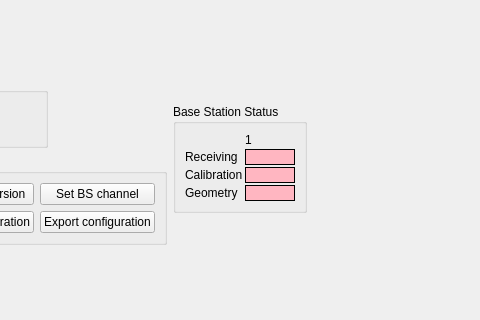
Above: src/cfclient/ui/tabs/lighthouse_tab.ui from bitcraze/crazyflie-clients-python before the change; both pictures show x 189 to 669 and y 202 to 522 of the 1302 by 742 pixel window. Below: the same form after it.
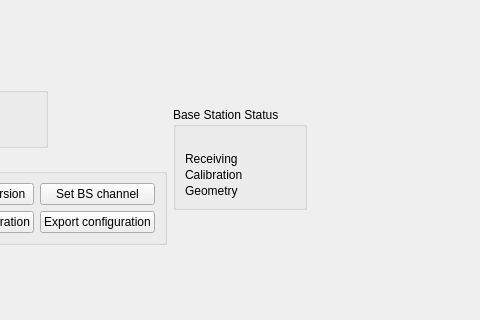
That is the form after the change.

Commit message: Create the bs status labels once and hide them on disconnect

The edit to the form file:
```diff
--- a/src/cfclient/ui/tabs/lighthouse_tab.ui
+++ b/src/cfclient/ui/tabs/lighthouse_tab.ui
@@ -63,19 +63,6 @@
               </property>
              </widget>
             </item>
-            <item row="0" column="1">
-             <widget class="QLabel" name="label_26">
-              <property name="minimumSize">
-               <size>
-                <width>30</width>
-                <height>0</height>
-               </size>
-              </property>
-              <property name="text">
-               <string>1</string>
-              </property>
-             </widget>
-            </item>
             <item row="3" column="0">
              <widget class="QLabel" name="label_27">
               <property name="text">
@@ -97,45 +84,6 @@
               </property>
              </widget>
             </item>
-            <item row="1" column="1">
-             <widget class="QLabel" name="label_29">
-              <property name="styleSheet">
-               <string notr="true">background-color: lightpink;</string>
-              </property>
-              <property name="frameShape">
-               <enum>QFrame::Shape::Box</enum>
-              </property>
-              <property name="text">
-               <string/>
-              </property>
-             </widget>
-            </item>
-            <item row="3" column="1">
-             <widget class="QLabel" name="label_33">
-              <property name="styleSheet">
-               <string notr="true">background-color: lightpink;</string>
-              </property>
-              <property name="frameShape">
-               <enum>QFrame::Shape::Box</enum>
-              </property>
-              <property name="text">
-               <string/>
-              </property>
-             </widget>
-            </item>
-            <item row="2" column="1">
-             <widget class="QLabel" name="label_25">
-              <property name="styleSheet">
-               <string notr="true">background-color: lightpink;</string>
-              </property>
-              <property name="frameShape">
-               <enum>QFrame::Shape::Box</enum>
-              </property>
-              <property name="text">
-               <string/>
-              </property>
-             </widget>
-            </item>
            </layout>
           </item>
          </layout>
```
The commit also changes 1 other file.
